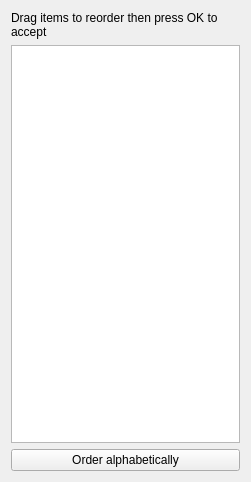
First picture: the form in src/Mod/BIM/Resources/ui/dialogReorder.ui, repository southseact-3d/fcd, before the edit.
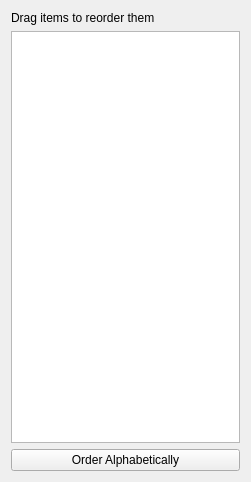
Second picture: the form after the edit. Icons and pictures are not drawn.

What changed in the file:
```diff
--- a/src/Mod/BIM/Resources/ui/dialogReorder.ui
+++ b/src/Mod/BIM/Resources/ui/dialogReorder.ui
@@ -17,7 +17,7 @@
    <item>
     <widget class="QLabel" name="label">
      <property name="text">
-      <string>Drag items to reorder then press OK to accept</string>
+      <string>Drag items to reorder them</string>
      </property>
      <property name="wordWrap">
       <bool>true</bool>
@@ -34,7 +34,7 @@
    <item>
     <widget class="QPushButton" name="pushButton">
      <property name="text">
-      <string>Order alphabetically</string>
+      <string>Order Alphabetically</string>
      </property>
      <property name="icon">
       <iconset theme="reload"/>
```
